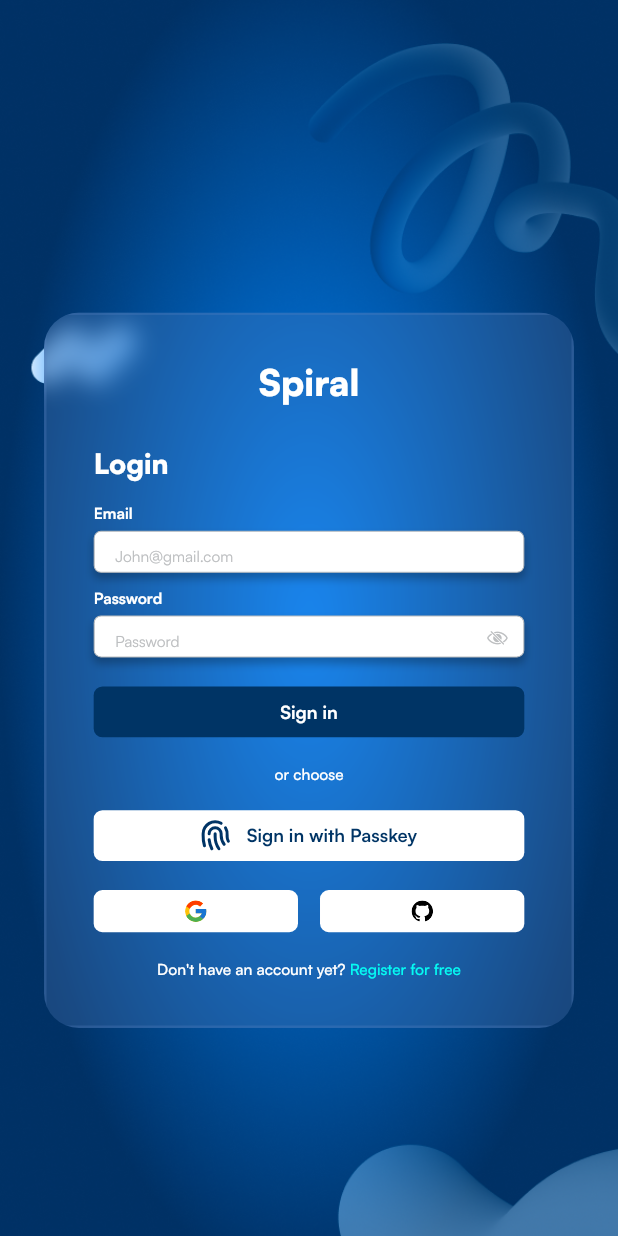
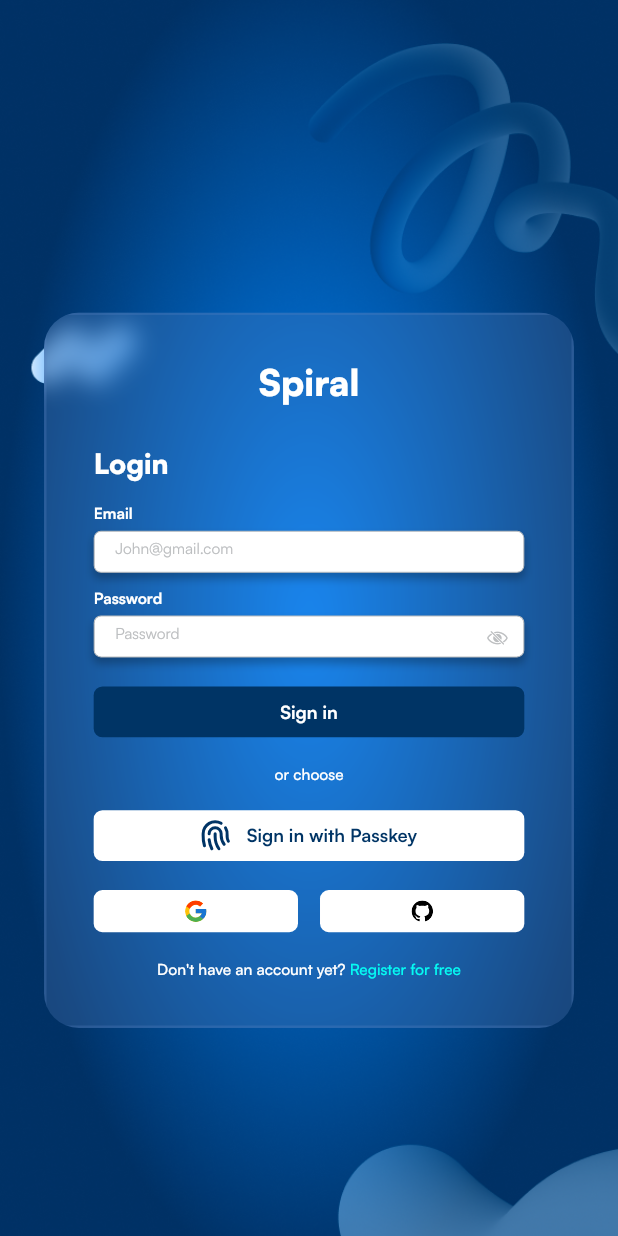
Before and after one commit to musman-deve/spiral_assessment, a Flutter app: the screen it shows after launch, on a phone screen of 412 x 824 dp. Run offline on Flutter 3.47's test engine with Material 3 defaults, Android fonts, the phone set to English and light mode, and no system bars; our stand-ins replace flutter_screenutil, flutter_svg, get.

```diff
--- a/lib/main.dart
+++ b/lib/main.dart
@@ -1,4 +1,5 @@
 import 'package:flutter/material.dart';
+import 'package:flutter/services.dart';
 import 'package:flutter_screenutil/flutter_screenutil.dart';
 import 'package:get/get.dart';
 import 'package:spiral/core/utils/app_colors.dart';
@@ -13,6 +14,10 @@ class MyApp extends StatelessWidget {
 
   @override
   Widget build(BuildContext context) {
+    SystemChrome.setPreferredOrientations([
+      DeviceOrientation.portraitUp,
+      DeviceOrientation.portraitDown,
+    ]);
     return ScreenUtilInit(
       designSize: const Size(393, 852),
       minTextAdapt: true,
--- a/lib/modules/auth/view/auth_success.dart
+++ b/lib/modules/auth/view/auth_success.dart
@@ -39,7 +39,7 @@ class _AuthSuccessState extends State<AuthSuccess> {
             decoration: const BoxDecoration(
               image: DecorationImage(
                 image: AssetImage(
-                  'assets/images/bg_image_2.png',
+                  'assets/images/bg_image.png',
                 ),
                 fit: BoxFit.cover,
               ),
--- a/lib/modules/auth/view/check_biometrics.dart
+++ b/lib/modules/auth/view/check_biometrics.dart
@@ -24,7 +24,7 @@ class CheckBiometrics extends StatelessWidget {
             decoration: const BoxDecoration(
               image: DecorationImage(
                 image: AssetImage(
-                  'assets/images/bg_image_2.png',
+                  'assets/images/bg_image.png',
                 ),
                 fit: BoxFit.cover,
               ),
--- a/lib/modules/auth/view/widgets/auth_textfield.dart
+++ b/lib/modules/auth/view/widgets/auth_textfield.dart
@@ -45,9 +45,11 @@ class AuthTextField extends StatelessWidget {
             child: TextField(
               focusNode: focusNode,
               cursorHeight: 18.h,
-              textAlignVertical: TextAlignVertical.center,
               controller: controller,
               obscureText: obSecure ?? false,
+              style: AppTextStyles.subtitle(
+                fontSize: 11,
+              ),
               decoration: InputDecoration(
                 isDense: true,
                 hintText: hint,
@@ -56,7 +58,7 @@ class AuthTextField extends StatelessWidget {
                 ),
                 border: InputBorder.none,
                 contentPadding: EdgeInsets.only(
-                  top: 2.h,
+                  top: 6.h,
                   left: 13.w,
                   right: 13.w,
                 ),
```
Also changed, not shown: 1 other file.
